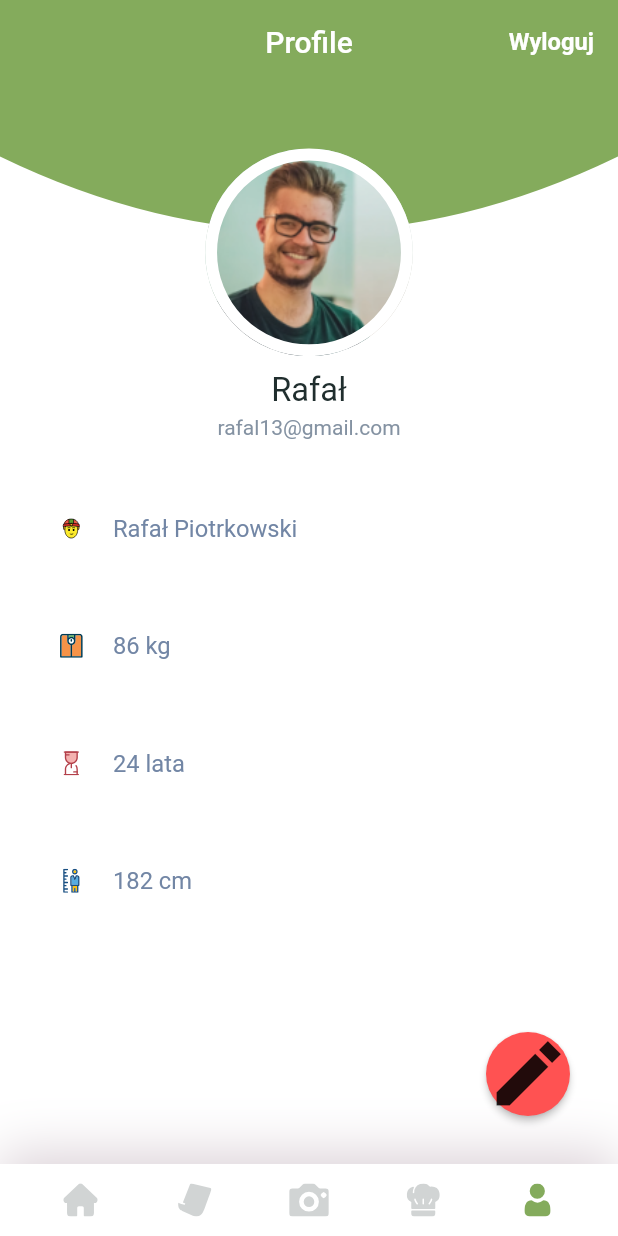
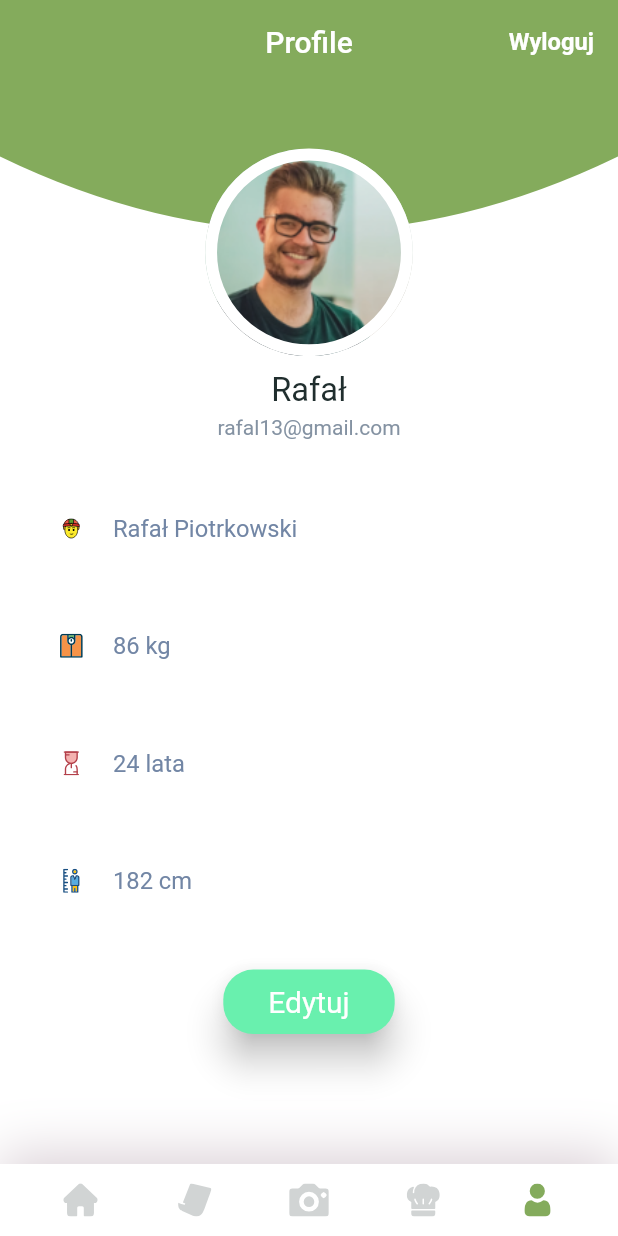
Before and after one commit to piotrkovsy1331/fitstat_app, a Flutter app: the screen it shows once a user with an empty profile is signed in, item 5 of the bottom bar chosen, on a phone screen of 412 x 824 dp. Run offline on Flutter 3.47's test engine with Material 2 defaults, Android fonts, the phone set to English and light mode, and no system bars; our stand-ins replace cloud_firestore, dio, firebase_auth, firebase_core, flutter_dotenv, flutter_spinkit and 2 more; accounts and stored records are empty.

```diff
--- a/lib/main.dart
+++ b/lib/main.dart
@@ -8,6 +8,7 @@ import 'package:fitstat_app/models/NavItem.dart';
 import 'package:fitstat_app/models/appUser.dart';
 import 'package:fitstat_app/screens/mealsScreen/mealDetailScreen.dart';
 import 'package:fitstat_app/screens/mealsScreen/addMeal.dart';
+import 'package:fitstat_app/screens/profile/editProfile/editProfileInfo.dart';
 
 void main() async {
   await DotEnv.load(fileName: '.env');
@@ -42,6 +43,7 @@ class MyApp extends StatelessWidget {
         routes: {
           MealDetailScreen.routName: (context) => MealDetailScreen(),
           AddMEal.routName: (context) => AddMEal(),
+          editProfilePage.routName: (context) => editProfilePage(),
         },
       ),
     );
--- a/lib/screens/profile/components/body.dart
+++ b/lib/screens/profile/components/body.dart
@@ -1,13 +1,10 @@
-import 'package:fitstat_app/screens/profile/components/editProfilInfo.dart';
-import 'package:fitstat_app/shared/custom_rect_tween.dart';
+import 'package:fitstat_app/screens/profile/editProfile/editProfileInfo.dart';
+
 import 'package:flutter/material.dart';
 import 'package:fitstat_app/shared/size_config.dart';
 
 import 'info.dart';
 import 'profile_menu_item.dart';
-import 'package:fitstat_app/shared/hero_dialog_route.dart';
-
-const String _heroEditProfileInfo = 'edit-profile-page';
 
 class Body extends StatelessWidget {
   @override
@@ -44,40 +41,34 @@ class Body extends StatelessWidget {
                   title: "182 cm",
                   press: () {},
                 ),
+                Align(
+                  alignment: Alignment.center,
+                  child: Padding(
+                    padding: EdgeInsets.all(20.0),
+                    child: GestureDetector(
+                      onTap: () {
+                        Navigator.of(context)
+                            .pushNamed(editProfilePage.routName);
+                      },
+                      child: Material(
+                          color: Colors.greenAccent,
+                          elevation: 10,
+                          shape: RoundedRectangleBorder(
+                              borderRadius: BorderRadius.circular(20.0)),
+                          child: Padding(
+                              padding:
+                                  const EdgeInsets.fromLTRB(30, 10, 30, 10),
+                              child: Text(
+                                "Edytuj",
+                                style: TextStyle(
+                                    fontSize: 20.0, color: Colors.white),
+                              ))),
+                    ),
+                  ),
+                ),
               ],
             ),
           ),
-          Align(
-            alignment: Alignment.bottomRight,
-            child: Padding(
-              padding: EdgeInsets.all(32.0),
-              child: GestureDetector(
-                onTap: () {
-                  Navigator.of(context)
-                      .push(HeroDialogRoute(builder: (context) {
-                    return editProfileInfoCard();
-                  }));
-                },
-                child: Hero(
-                  tag: _heroEditProfileInfo,
-                  createRectTween: (begin, end) {
-                    return CustomRectTween(begin: begin, end: end);
-                  },
-                  child: Material(
-                    color: Colors.redAccent,
-                    elevation: 2,
-                    shape: RoundedRectangleBorder(
-                      borderRadius: BorderRadius.circular(32),
-                    ),
-                    child: Icon(
-                      Icons.edit_sharp,
-                      size: 56,
-                    ),
-                  ),
-                ),
-              ),
-            ),
-          )
         ],
       ),
     );
--- a/lib/shared/custom_rect_tween.dart
+++ /dev/null
@@ -1,27 +0,0 @@
-import 'dart:ui';
-
-import 'package:flutter/widgets.dart';
-
-/// {@template custom_rect_tween}
-/// Linear RectTween with a [Curves.easeOut] curve.
-///
-/// Less dramatic that the regular [RectTween] used in [Hero] animations.
-/// {@endtemplate}
-class CustomRectTween extends RectTween {
-  /// {@macro custom_rect_tween}
-  CustomRectTween({
-    @required Rect begin,
-    @required Rect end,
-  }) : super(begin: begin, end: end);
-
-  @override
-  Rect lerp(double t) {
-    final elasticCurveValue = Curves.easeOut.transform(t);
-    return Rect.fromLTRB(
-      lerpDouble(begin.left, end.left, elasticCurveValue),
-      lerpDouble(begin.top, end.top, elasticCurveValue),
-      lerpDouble(begin.right, end.right, elasticCurveValue),
-      lerpDouble(begin.bottom, end.bottom, elasticCurveValue),
-    );
-  }
-}
--- a/lib/shared/hero_dialog_route.dart
+++ /dev/null
@@ -1,52 +0,0 @@
-import 'dart:ui';
-
-import 'package:flutter/material.dart';
-
-/// {@template hero_dialog_route}
-/// Custom [PageRoute] that creates an overlay dialog (popup effect).
-///
-/// Best used with a [Hero] animation.
-/// {@endtemplat e}
-class HeroDialogRoute<T> extends PageRoute<T> {
-  /// {@macro hero_dialog_route}
-  HeroDialogRoute({
-    @required WidgetBuilder builder,
-    RouteSettings settings,
-    bool fullscreenDialog = false,
-  })  : _builder = builder,
-        super(settings: settings, fullscreenDialog: fullscreenDialog);
-
-  final WidgetBuilder _builder;
-
-  @override
-  bool get opaque => false;
-
-  @override
-  bool get barrierDismissible => true;
-
-  @override
-  Duration get transitionDuration => const Duration(milliseconds: 300);
-
-  @override
-  bool get maintainState => true;
-
-  @override
-  Color get barrierColor => Colors.black54;
-
-  @override
-  Widget buildTransitions(BuildContext context, Animation<double> animation,
-      Animation<double> secondaryAnimation, Widget child) {
-    return child;
-  }
-
-// Widget builder to jest to co zwróci nam  buildpage. Czyli dając to w przycisku
-// i odając co chcemy zwrucić to to zostanie zaanimowane
-  @override
-  Widget buildPage(BuildContext context, Animation<double> animation,
-      Animation<double> secondaryAnimation) {
-    return _builder(context);
-  }
-
-  @override
-  String get barrierLabel => 'Popup dialog open';
-}
--- a/pubspec.yaml
+++ b/pubspec.yaml
@@ -29,6 +29,7 @@ dependencies:
   flutter_spinkit: ^5.0.0
   firebase_core:
   intl: ^0.17.0
+  image_picker: ^0.7.4
 
 
 
@@ -43,6 +44,7 @@ dependencies:
   flutter_dotenv: ^4.0.0-nullsafety.0
   dio: ^4.0.0-prev3
   oauth2: ^2.0.0
+
 
 
 dev_dependencies:
```
Also changed, not shown: lib/screens/mealsScreen/addMeal.dart (+0 -23 lines), lib/screens/profile/components/editProfilInfo.dart (deleted, +0 -183 lines), lib/screens/profile/editProfile/editPicture.dart (added, +75 -0 lines), lib/screens/profile/editProfile/editProfileInfo.dart (added, +264 -0 lines), 2 other files.
